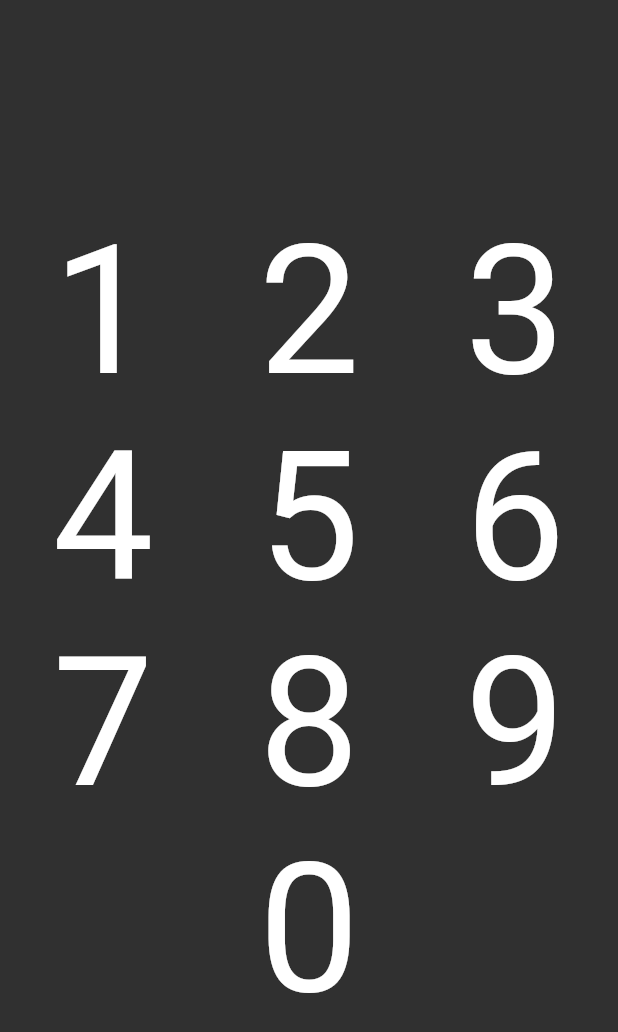
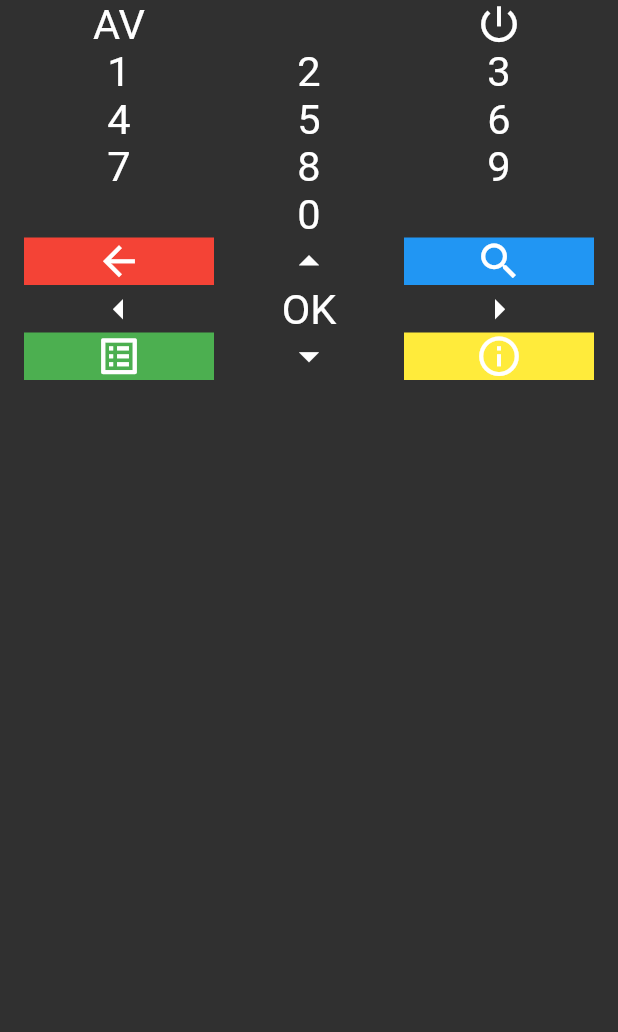
Before and after one commit to Hhanri/freebox_remote_controller, a Flutter app: the screen it shows after launch, on a phone screen of 412 x 824 dp. Shown: the top 1032 px of the screen. Run offline on Flutter 3.47's test engine with Material 2 defaults, Android fonts, the phone set to English and light mode, and no system bars.

Commit message:
added first buttons row, added directional pad

```diff
--- a/lib/pages/home_page.dart
+++ b/lib/pages/home_page.dart
@@ -1,5 +1,5 @@
 import 'package:flutter/material.dart';
-import 'package:freebox_remote_controller/widgets/num_pad_widget.dart';
+import 'package:freebox_remote_controller/widgets/buttons_sections.dart';
 
 class HomeScreen extends StatelessWidget {
   const HomeScreen({Key? key}) : super(key: key);
@@ -7,9 +7,21 @@ class HomeScreen extends StatelessWidget {
   @override
   Widget build(BuildContext context) {
     return Scaffold(
-      body: Center(
-        child: NumPadWidget()
-      ),
+      body: Padding(
+        padding: const EdgeInsets.symmetric(horizontal: 16.0),
+        child: SingleChildScrollView(
+          child: SafeArea(
+            child: Column(
+              mainAxisAlignment: MainAxisAlignment.start,
+              children: [
+                PowerRowWidget(),
+                NumPadWidget(),
+                DirectionalButtonsWidget(),
+              ],
+            ),
+          ),
+        ),
+      )
     );
   }
 }
--- a/lib/resources/remote_button_data.dart
+++ b/lib/resources/remote_button_data.dart
@@ -8,6 +8,7 @@ class RemoteButtonsWidgets {
   static RemoteButton blue = RemoteButton(buttonKey: RemoteButtonKeyStrings.blue, buttonWidget: RemoteButtonIconWidget.blue, backgroundColor: Colors.blue);
   static RemoteButton yellow = RemoteButton(buttonKey: RemoteButtonKeyStrings.yellow, buttonWidget: RemoteButtonIconWidget.yellow, backgroundColor: Colors.yellow);
 
+  static RemoteButton tv = RemoteButton(buttonKey: RemoteButtonKeyStrings.tv, buttonWidget: RemoteButtonIconWidget.tv);
   static RemoteButton power = RemoteButton(buttonKey: RemoteButtonKeyStrings.power, buttonWidget: RemoteButtonIconWidget.power);
 
   static RemoteButton n1 = RemoteButton(buttonKey: RemoteButtonKeyStrings.n1, buttonWidget: RemoteButtonIconWidget.n1);
--- a/lib/resources/strings.dart
+++ b/lib/resources/strings.dart
@@ -7,6 +7,7 @@ class RemoteButtonKeyStrings {
   static const String blue = "blue";
   static const String yellow = "yellow";
 
+  static const String tv = "tv";
   static const String power = "power";
 
   static const String n1 = "1";
@@ -51,6 +52,7 @@ class RemoteButtonIconWidget {
   static const Widget blue = Icon(Icons.search);
   static const Widget yellow = Icon(Icons.info_outline);
 
+  static const Widget tv = Text("AV");
   static const Widget power = Icon(Icons.power_settings_new);
 
   static const Widget n1 = Text(RemoteButtonKeyStrings.n1);
@@ -64,7 +66,7 @@ class RemoteButtonIconWidget {
   static const Widget n9 = Text(RemoteButtonKeyStrings.n9);
   static const Widget n0 = Text(RemoteButtonKeyStrings.n0);
 
-  static const Widget ok = Text(RemoteButtonKeyStrings.ok);
+  static const Widget ok = Text("OK");
   static const Widget up = Icon(Icons.arrow_drop_up);
   static const Widget down = Icon(Icons.arrow_drop_down);
   static const Widget left = Icon(Icons.arrow_left);
--- a/lib/services/api_service.dart
+++ b/lib/services/api_service.dart
@@ -2,6 +2,6 @@ import 'package:http/http.dart';
 
 class APIService {
   static void buttonFunction(String buttonKey, bool longPress) async {
-    await get(Uri.parse('http://hd1.freebox.fr/pub/remote_control?code=33128888&key=$buttonKey&long=$longPress'));
+    //await get(Uri.parse('http://hd1.freebox.fr/pub/remote_control?code=33128888&key=$buttonKey&long=$longPress'));
   }
 }
--- /dev/null
+++ b/lib/widgets/buttons_sections.dart
@@ -0,0 +1,105 @@
+import 'package:flutter/material.dart';
+import 'package:freebox_remote_controller/models/remote_button_class.dart';
+import 'package:freebox_remote_controller/resources/remote_button_data.dart';
+import 'package:freebox_remote_controller/widgets/remote_button_widget.dart';
+
+class NumPadWidget extends StatelessWidget {
+  NumPadWidget({
+    Key? key,
+  }) : super(key: key);
+
+  final List<RemoteButton> numPad = [
+    RemoteButtonsWidgets.n1,
+    RemoteButtonsWidgets.n2,
+    RemoteButtonsWidgets.n3,
+    RemoteButtonsWidgets.n4,
+    RemoteButtonsWidgets.n5,
+    RemoteButtonsWidgets.n6,
+    RemoteButtonsWidgets.n7,
+    RemoteButtonsWidgets.n8,
+    RemoteButtonsWidgets.n9,
+    RemoteButtonsWidgets.placeholder,
+    RemoteButtonsWidgets.n0,
+    RemoteButtonsWidgets.placeholder
+  ];
+  @override
+  Widget build(BuildContext context) {
+    return GridView.builder(
+      shrinkWrap: true,
+      physics: const NeverScrollableScrollPhysics(),
+      itemBuilder: (BuildContext context, int index) {
+        RemoteButton _currentButton = numPad[index];
+        if (numPad[index] != RemoteButtonsWidgets.placeholder) {
+          return RemoteButtonWidget(buttonKey: _currentButton.buttonKey, icon: _currentButton.buttonWidget ,color: _currentButton.backgroundColor ?? Colors.transparent);
+        }
+        return Container();
+      },
+      gridDelegate: const SliverGridDelegateWithFixedCrossAxisCount(
+        crossAxisCount:3,
+        childAspectRatio: 4
+      ),
+      itemCount: numPad.length,
+    );
+  }
+}
+
+class PowerRowWidget extends StatelessWidget {
+  PowerRowWidget({Key? key}) : super(key: key);
+
+  final List<RemoteButton> rowButtons = [
+    RemoteButtonsWidgets.tv,
+    RemoteButtonsWidgets.placeholder,
+    RemoteButtonsWidgets.power
+  ];
+  @override
+  Widget build(BuildContext context) {
+    return GridView.builder(
+      shrinkWrap: true,
+      physics: const NeverScrollableScrollPhysics(),
+      itemBuilder: (BuildContext context, int index) {
+        RemoteButton _currentButton = rowButtons[index];
+        if (rowButtons[index] != RemoteButtonsWidgets.placeholder) {
+          return RemoteButtonWidget(buttonKey: _currentButton.buttonKey, icon: _currentButton.buttonWidget ,color: _currentButton.backgroundColor ?? Colors.transparent);
+        }
+        return Container();
+      },
+      gridDelegate: const SliverGridDelegateWithFixedCrossAxisCount(
+        crossAxisCount:3,
+        childAspectRatio: 4
+      ),
+      itemCount: rowButtons.length,
+    );
+  }
+}
+
+class DirectionalButtonsWidget extends StatelessWidget {
+  DirectionalButtonsWidget({Key? key}) : super(key: key);
+
+  final List<RemoteButton> directionalButtons = [
+    RemoteButtonsWidgets.red,
+    RemoteButtonsWidgets.up,
+    RemoteButtonsWidgets.blue,
+    RemoteButtonsWidgets.left,
+    RemoteButtonsWidgets.ok,
+    RemoteButtonsWidgets.right,
+    RemoteButtonsWidgets.green,
+    RemoteButtonsWidgets.down,
+    RemoteButtonsWidgets.yellow,
+  ];
+  @override
+  Widget build(BuildContext context) {
+    return GridView.builder(
+      shrinkWrap: true,
+      physics: const NeverScrollableScrollPhysics(),
+      itemBuilder: (BuildContext context, int index) {
+        RemoteButton _currentButton = directionalButtons[index];
+          return RemoteButtonWidget(buttonKey: _currentButton.buttonKey, icon: _currentButton.buttonWidget ,color: _currentButton.backgroundColor ?? Colors.transparent);
+      },
+      gridDelegate: const SliverGridDelegateWithFixedCrossAxisCount(
+        crossAxisCount:3,
+        childAspectRatio: 4
+      ),
+      itemCount: directionalButtons.length,
+    );
+  }
+}
--- a/lib/widgets/num_pad_widget.dart
+++ /dev/null
@@ -1,44 +0,0 @@
-import 'package:flutter/material.dart';
-import 'package:freebox_remote_controller/models/remote_button_class.dart';
-import 'package:freebox_remote_controller/resources/remote_button_data.dart';
-import 'package:freebox_remote_controller/widgets/remote_button_widget.dart';
-
-class NumPadWidget extends StatelessWidget {
-  NumPadWidget({
-    Key? key,
-  }) : super(key: key);
-
-  final List<RemoteButton> numPad = [
-    RemoteButtonsWidgets.n1,
-    RemoteButtonsWidgets.n2,
-    RemoteButtonsWidgets.n3,
-    RemoteButtonsWidgets.n4,
-    RemoteButtonsWidgets.n5,
-    RemoteButtonsWidgets.n6,
-    RemoteButtonsWidgets.n7,
-    RemoteButtonsWidgets.n8,
-    RemoteButtonsWidgets.n9,
-    RemoteButtonsWidgets.placeholder,
-    RemoteButtonsWidgets.n0,
-    RemoteButtonsWidgets.placeholder
-  ];
-  @override
-  Widget build(BuildContext context) {
-    return GridView.builder(
-      shrinkWrap: true,
-      physics: const NeverScrollableScrollPhysics(),
-      itemBuilder: (BuildContext context, int index) {
-        RemoteButton _currentButton = numPad[index];
-        if (numPad[index] != RemoteButtonsWidgets.placeholder) {
-          return RemoteButtonWidget(buttonKey: _currentButton.buttonKey, icon: _currentButton.buttonWidget ,color: _currentButton.backgroundColor ?? Colors.transparent);
-        }
-        return Container();
-      },
-      gridDelegate: const SliverGridDelegateWithFixedCrossAxisCount(
-        crossAxisCount:3,
-        childAspectRatio: 1
-      ),
-      itemCount: numPad.length,
-    );
-  }
-}
```
